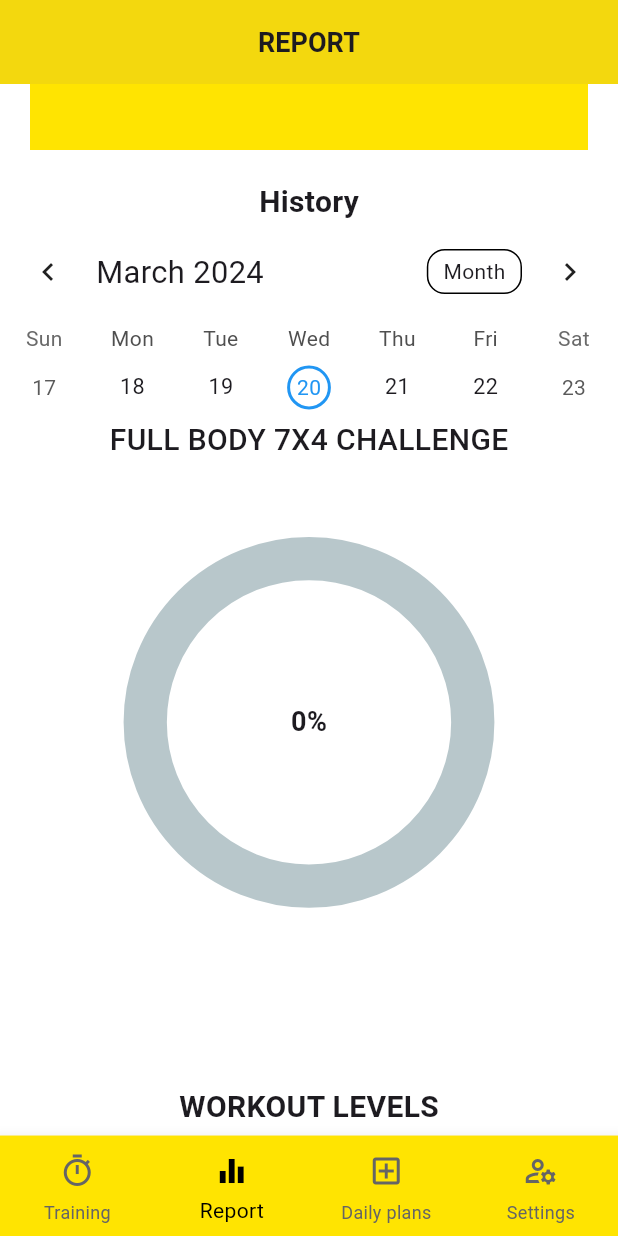
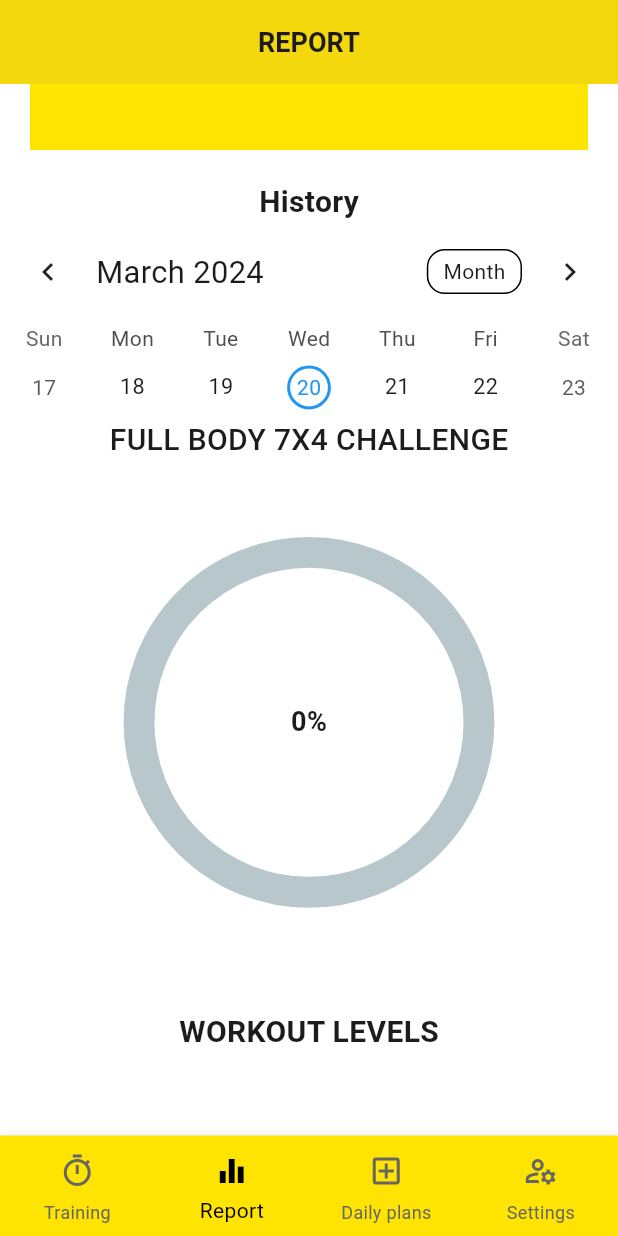
Before and after one commit to MohammedArshadKk/home-workout, a Flutter app: the BottomNavigationBarWorkout screen opened directly, item 2 of the bottom bar chosen, scrolled down 576 dp, on a phone screen of 412 x 824 dp. Run offline on Flutter 3.47's test engine with Material 3 defaults, Android fonts, the phone set to English and light mode, and no system bars; drawn by our look-alikes of percent_indicator, table_calendar; our stand-ins replace cached_network_image, cloud_firestore, file_picker, firebase_auth, firebase_core, firebase_storage and 6 more; accounts and stored records are empty.

Commit message:
final commit 1

```diff
--- a/lib/Screens/home_screen.dart
+++ b/lib/Screens/home_screen.dart
@@ -7,7 +7,7 @@
 import 'package:home_workout/widgets/intermediate.dart';
 
 class HomeScreen extends StatelessWidget {
-  const HomeScreen({Key? key}) : super(key: key);
+  const HomeScreen({Key? key});
 
   @override
   Widget build(BuildContext context) {
--- a/lib/Screens/reportpage.dart
+++ b/lib/Screens/reportpage.dart
@@ -135,7 +135,6 @@
                                       );
 
                                       addBmiDetails(bmiMOdel);
-
                                       weightController.clear();
                                       heightController.clear();
                                     }
@@ -221,7 +220,7 @@
             const TableCalendarReport(),
             const Report7X4Challenge(),
             const SizedBox(
-              height: 100,
+              height: 50,
             ),
             const ReportLevels(),
             Row(
--- a/lib/main.dart
+++ b/lib/main.dart
@@ -3,7 +3,6 @@
 import 'package:hive_flutter/adapters.dart';
 import 'package:home_workout/Screens/splash_screen.dart';
 import 'package:home_workout/database/modelDatabase/database_model.dart';
-
 void main() async {
   WidgetsFlutterBinding.ensureInitialized();
   await Firebase.initializeApp(
--- a/lib/widgets/navigation.dart
+++ b/lib/widgets/navigation.dart
@@ -5,7 +5,7 @@
 import 'package:home_workout/Screens/settingsPage.dart';
 
 class BottomNavigationBarWorkout extends StatefulWidget {
-  const BottomNavigationBarWorkout({Key? key}) : super(key: key);
+  const BottomNavigationBarWorkout({Key? key});
 
   @override
   _BottomNavigationBarWorkoutState createState() =>
--- a/lib/widgets/reportLevels.dart
+++ b/lib/widgets/reportLevels.dart
@@ -42,11 +42,11 @@
                                 style: TextStyle(fontSize: 20, fontWeight: FontWeight.bold),
                               ),
                               SizedBox(
-                                height: screenWidth * 0.56,
+                                height: screenWidth * 0.2,
                               ),
                               CircularPercentIndicator(
-                                radius: screenWidth * 0.25,
-                                lineWidth: screenWidth * 0.005,
+                                radius:screenWidth * 0.3,
+                                lineWidth:  0.05 * screenWidth,
                                 animation: true,
                                 percent: percentage / 100,
                                 center: Text(
--- a/lib/widgets/report_7x4_challenge.dart
+++ b/lib/widgets/report_7x4_challenge.dart
@@ -35,7 +35,7 @@
             ),
             CircularPercentIndicator(
               radius: screenWidth * 0.3,
-              lineWidth: 0.07 * screenWidth,
+              lineWidth: 0.05 * screenWidth,
               animation: true,
               percent: percentage / 100,
               center: Text(
```
Also changed, not shown: lib/widgets/settings_content.dart (+8 -7 lines), 3 other files.
